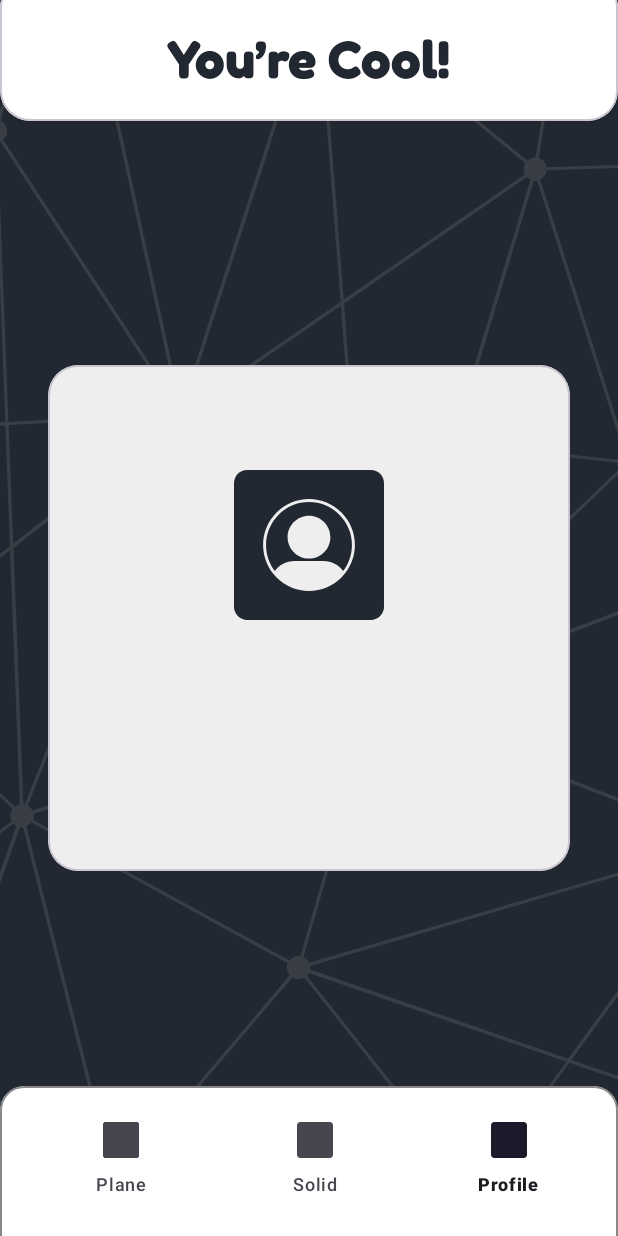
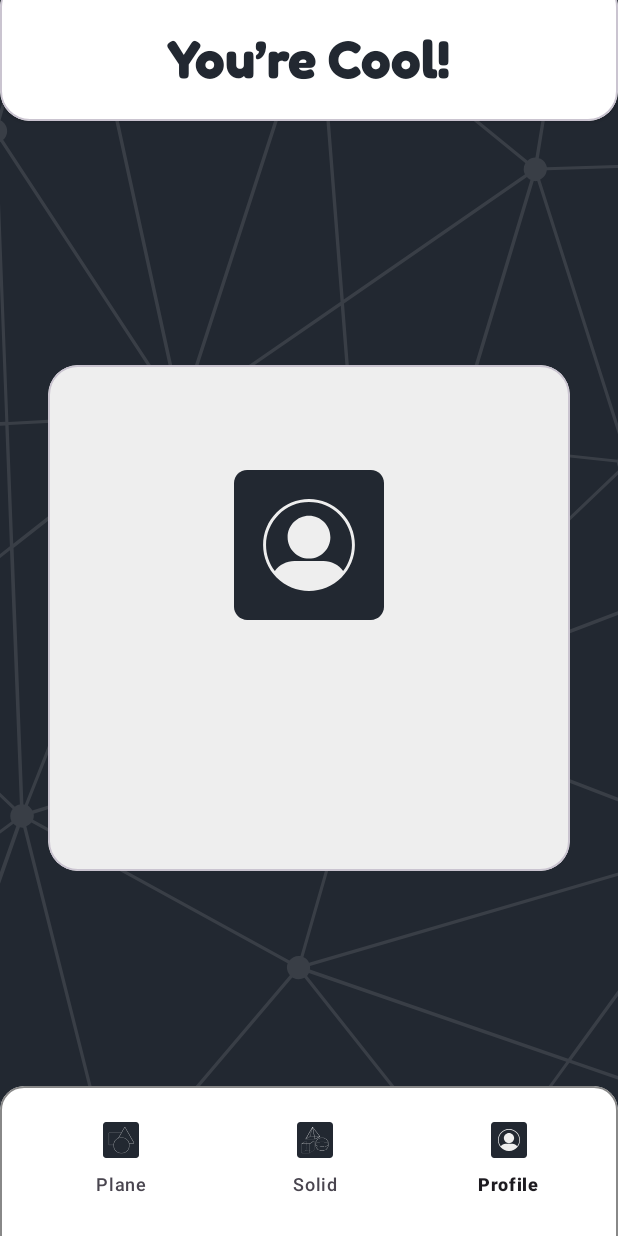
Before and after one commit to HyGigs/PolyMath, an Android app: the MainActivity screen opened directly, with no data from a screen before it, item 3 of the bottom bar chosen, on a phone screen of 412 x 824 dp. Run offline under Robolectric (Android 15) with nearby library versions, the phone set to English and light mode, and no system bars.

Commit message:
fix icon menu

```diff
--- a/app/src/main/java/com/example/polymath/MainActivity.java
+++ b/app/src/main/java/com/example/polymath/MainActivity.java
@@ -29,16 +29,18 @@ public class MainActivity extends AppCompatActivity {
 
         replaceFragment(new PlaneFragment());
 
+        binding.bottomNavigationView.setItemIconTintList(null);
+
         binding.bottomNavigationView.setOnItemSelectedListener(item -> {
             if (item.getItemId() == R.id.plane) {
+                replaceFragment(new PlaneFragment());
                 info.setText("Choose the Shape!");
-                replaceFragment(new PlaneFragment());
             } else if (item.getItemId() == R.id.solid) {
+                replaceFragment(new SolidFragment());
                 info.setText("Choose the Shape!");
-                replaceFragment(new SolidFragment());
             } else if (item.getItemId() == R.id.profile) {
+                replaceFragment(new ProfileFragment());
                 info.setText("You’re Cool!");
-                replaceFragment(new ProfileFragment());
             }
             return true;
         });
--- a/app/src/main/res/menu/bottom_nav_menu.xml
+++ b/app/src/main/res/menu/bottom_nav_menu.xml
@@ -5,7 +5,7 @@
         android:layout_width="wrap_content"
         android:layout_height="wrap_content"
         android:title="Plane"
-        android:icon="@drawable/plane_icon"
+        android:icon="@drawable/plane_icon_png"
         android:id="@+id/plane"/>
     <item
         android:layout_width="wrap_content"
```
